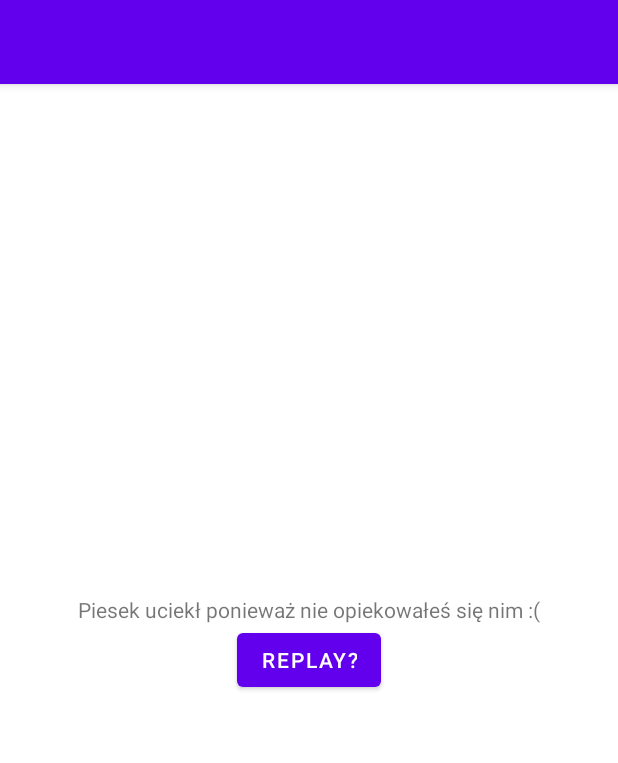
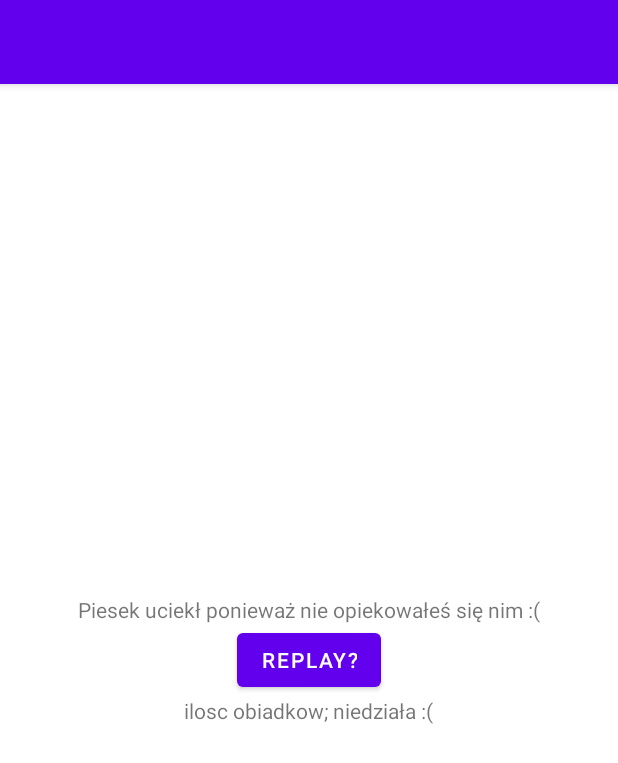
Before and after one commit to miszczes/FeedMe, an Android app: the ReplayActivity screen opened directly, with no data from a screen before it, on a phone screen of 412 x 824 dp. Shown: the top 763 px of the screen. Run offline under Robolectric (Android 15) with nearby library versions, the phone set to English and light mode, and no system bars.

Commit message:
dodanie miernika ilości zagrań, nie działa; wywala aplikacje

```diff
--- a/app/src/main/java/com/example/feedme/FeedActivity.java
+++ b/app/src/main/java/com/example/feedme/FeedActivity.java
@@ -64,6 +64,7 @@ public class FeedActivity extends AppCompatActivity {
      * ilość zebranych punktów które potem zamieniają sie w pokarm dla pieska
      */
     public int punkty = 0;
+
 
     private CountDownTimer boneCountdown;
     private CountDownTimer countdown;
@@ -165,8 +166,10 @@ public class FeedActivity extends AppCompatActivity {
 
             @Override
             public void onFinish() {
+                int obiadCount = 0;
+                obiadCount++;
                 setResult(FeedActivity.RESULT_OK,
-                        new Intent().putExtra("punkty", punkty).putExtra("czas", feedTime));
+                        new Intent().putExtra("punkty", punkty).putExtra("iloscObiadow", obiadCount));
                 finish();
             }
         }.start();
--- a/app/src/main/java/com/example/feedme/ReplayActivity.java
+++ b/app/src/main/java/com/example/feedme/ReplayActivity.java
@@ -7,6 +7,8 @@ import android.os.Bundle;
 import android.view.View;
 import android.widget.Button;
 import android.widget.TextView;
+
+import java.util.Locale;
 
 /**
  * Replay Acitvity
@@ -27,7 +29,7 @@ public class ReplayActivity extends AppCompatActivity {
     /**
      * Na ekranie pokazuje się napis w zależnosci pozytywnego lub negatywnego zakończenia gry
      * z głownej aktywnosci przesyłana jest liczba w zależności od zakończenia i tutaj w tej zależnosci
-     * wyświetla się odpowiedni napis
+     * wyświetla się odpowiedni  oraz wyświetla się ilość zagrań w minigrę FeedActivity
      * @param savedInstanceState
      */
     @Override
@@ -38,9 +40,12 @@ public class ReplayActivity extends AppCompatActivity {
         rep = (Button) findViewById(R.id.buttonReplay);
         TextView w_l;
         w_l = (TextView) findViewById(R.id.win_los);
+        TextView i_obiad;
+        i_obiad = (TextView) findViewById(R.id.dinner_count);
 
         Intent intent =getIntent();
         int winLost = intent.getIntExtra(MainActivity.WIN_LOST, 0);
+      //  int obiadCount = intent.getIntExtra(MainActivity.OBIADY, 0);
 
         if(winLost == 0){
             w_l.setText("Piesek uciekł ponieważ nie opiekowałeś się nim :(");
@@ -49,6 +54,9 @@ public class ReplayActivity extends AppCompatActivity {
 
             w_l.setText("Wygrałeś! Piesek dorósł!");
         }
+     //   String obiadC = String.format(Locale.getDefault(), "%03f", obiadCount);
+
+     //   i_obiad.setText(obiadC);
 
         rep.setOnClickListener(new View.OnClickListener() {
             @Override
--- a/app/src/main/res/layout/activity_replay.xml
+++ b/app/src/main/res/layout/activity_replay.xml
@@ -22,5 +22,12 @@
         android:layout_centerHorizontal="true"
         android:layout_above="@id/buttonReplay"
         android:text="won or lost"/>
+    <TextView
+        android:id="@+id/dinner_count"
+        android:layout_width="wrap_content"
+        android:layout_height="wrap_content"
+        android:layout_centerHorizontal="true"
+        android:layout_below="@id/buttonReplay"
+        android:text="ilosc obiadkow; niedziała :("/>
 
 </RelativeLayout>
```
Also changed, not shown: app/src/main/java/com/example/feedme/MainActivity.java (+33 -14 lines).
